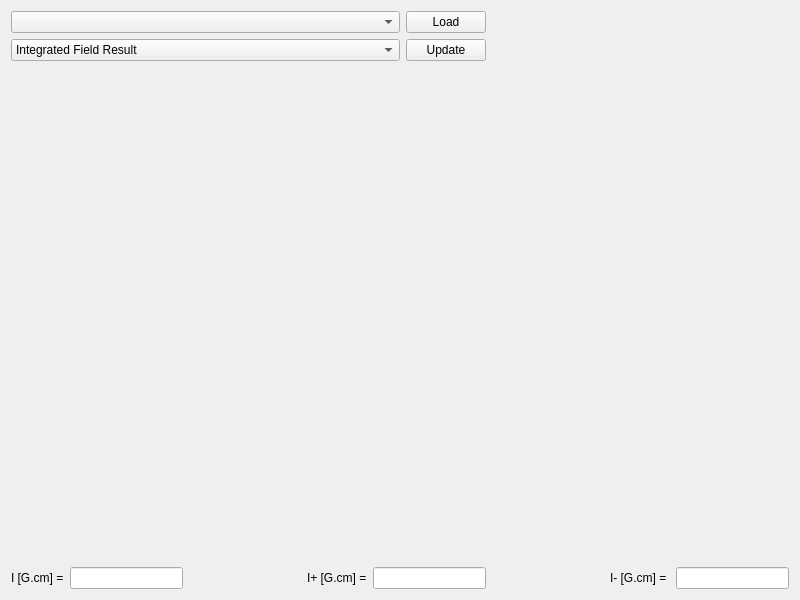
First picture: the form in flipcoil/gui/ui/analysiswidget.ui, repository lnls-ima/flip-coil-control, before the edit.
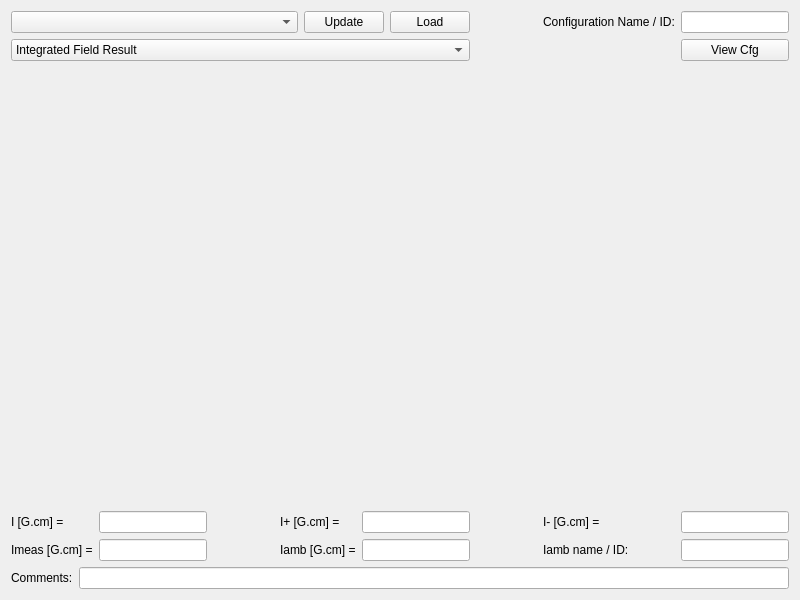
Second picture: the form after the edit.

```diff
--- a/flipcoil/gui/ui/analysiswidget.ui
+++ b/flipcoil/gui/ui/analysiswidget.ui
@@ -14,6 +14,27 @@
    <string>Form</string>
   </property>
   <layout class="QGridLayout" name="gridLayout">
+   <item row="0" column="6">
+    <widget class="QLabel" name="label_6">
+     <property name="text">
+      <string>Configuration Name / ID:</string>
+     </property>
+    </widget>
+   </item>
+   <item row="0" column="7">
+    <widget class="QLineEdit" name="le_cfg_name">
+     <property name="readOnly">
+      <bool>true</bool>
+     </property>
+    </widget>
+   </item>
+   <item row="1" column="7">
+    <widget class="QPushButton" name="pbt_viewcfg">
+     <property name="text">
+      <string>View Cfg</string>
+     </property>
+    </widget>
+   </item>
    <item row="2" column="0" colspan="8">
     <widget class="QWidget" name="wg_plot" native="true">
      <property name="sizePolicy">
@@ -96,6 +117,72 @@
    <item row="3" column="7">
     <widget class="QLineEdit" name="le_result_b"/>
    </item>
+   <item row="4" column="0">
+    <widget class="QLabel" name="label_7">
+     <property name="text">
+      <string>Imeas [G.cm] =</string>
+     </property>
+    </widget>
+   </item>
+   <item row="4" column="1">
+    <widget class="QLineEdit" name="le_Imeas">
+     <property name="readOnly">
+      <bool>true</bool>
+     </property>
+    </widget>
+   </item>
+   <item row="4" column="3">
+    <widget class="QLabel" name="label_4">
+     <property name="text">
+      <string>Iamb [G.cm] =</string>
+     </property>
+    </widget>
+   </item>
+   <item row="4" column="4">
+    <widget class="QLineEdit" name="le_Iamb">
+     <property name="readOnly">
+      <bool>true</bool>
+     </property>
+    </widget>
+   </item>
+   <item row="4" column="6">
+    <widget class="QLabel" name="label_5">
+     <property name="text">
+      <string>Iamb name / ID:</string>
+     </property>
+    </widget>
+   </item>
+   <item row="4" column="7">
+    <widget class="QLineEdit" name="le_Iamb_name">
+     <property name="readOnly">
+      <bool>true</bool>
+     </property>
+    </widget>
+   </item>
+   <item row="5" column="0" colspan="8">
+    <layout class="QHBoxLayout" name="horizontalLayout_3">
+     <item>
+      <widget class="QLabel" name="label_8">
+       <property name="sizePolicy">
+        <sizepolicy hsizetype="Maximum" vsizetype="Preferred">
+         <horstretch>0</horstretch>
+         <verstretch>0</verstretch>
+        </sizepolicy>
+       </property>
+       <property name="text">
+        <string>Comments:</string>
+       </property>
+      </widget>
+     </item>
+     <item>
+      <widget class="QLineEdit" name="le_comments">
+       <property name="readOnly">
+        <bool>true</bool>
+       </property>
+      </widget>
+     </item>
+    </layout>
+   </item>
    <item row="0" column="0" colspan="5">
     <layout class="QHBoxLayout" name="horizontalLayout_2">
      <item>
@@ -108,6 +195,19 @@
        </property>
       </widget>
      </item>
+     <item>
+      <widget class="QPushButton" name="pbt_update">
+       <property name="sizePolicy">
+        <sizepolicy hsizetype="Maximum" vsizetype="Maximum">
+         <horstretch>0</horstretch>
+         <verstretch>0</verstretch>
+        </sizepolicy>
+       </property>
+       <property name="text">
+        <string>Update</string>
+       </property>
+      </widget>
+     </item>
      <item>
       <widget class="QPushButton" name="pbt_load_meas">
        <property name="text">
@@ -169,19 +269,6 @@
        </item>
       </widget>
      </item>
-     <item>
-      <widget class="QPushButton" name="pbt_update">
-       <property name="sizePolicy">
-        <sizepolicy hsizetype="Maximum" vsizetype="Maximum">
-         <horstretch>0</horstretch>
-         <verstretch>0</verstretch>
-        </sizepolicy>
-       </property>
-       <property name="text">
-        <string>Update</string>
-       </property>
-      </widget>
-     </item>
     </layout>
    </item>
   </layout>
```
